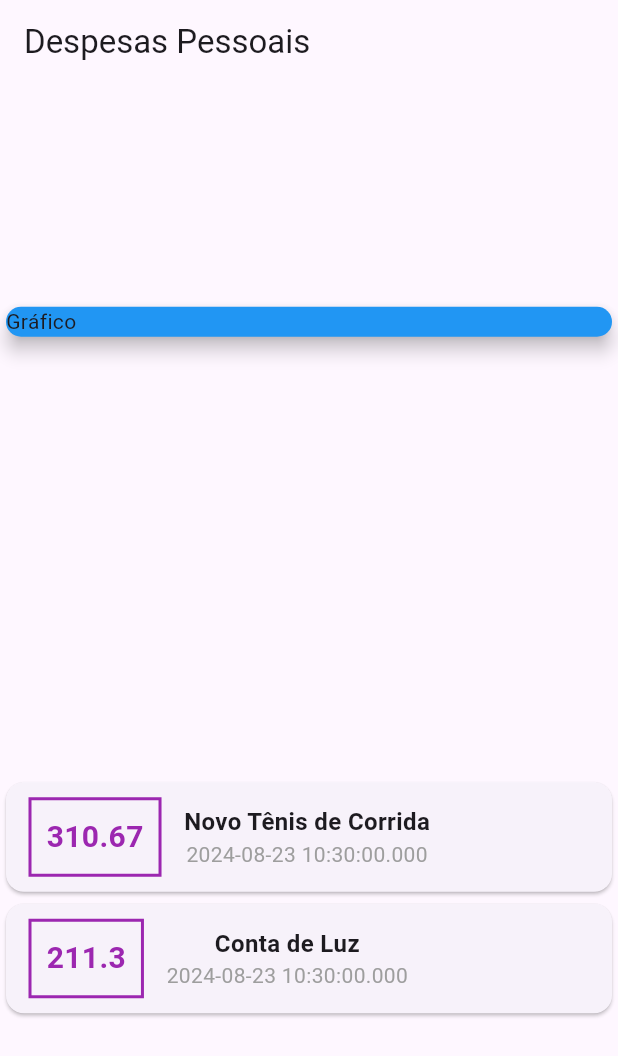
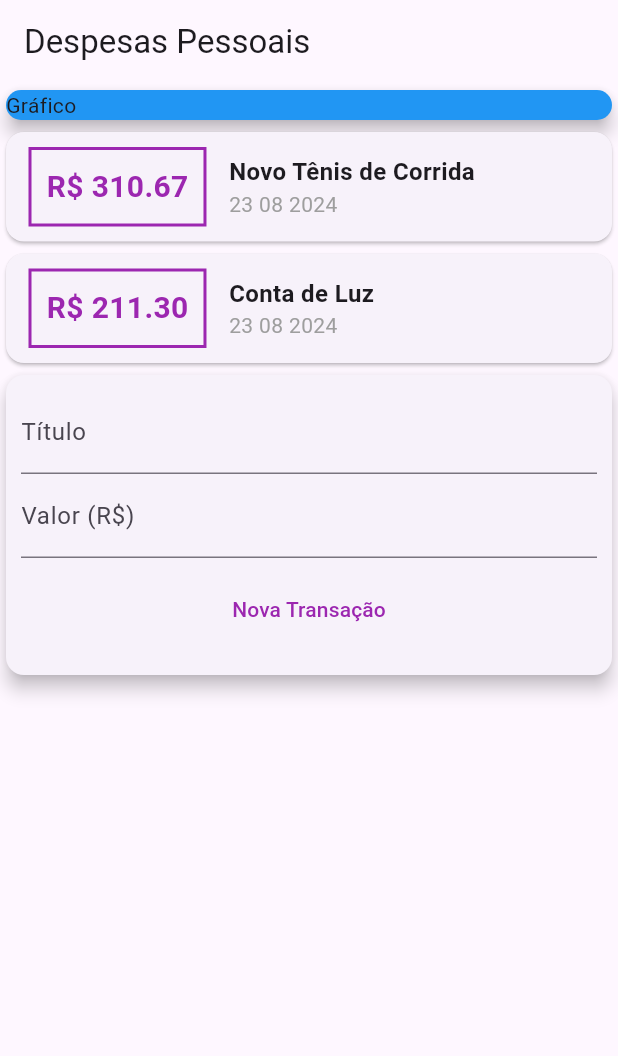
Before and after one commit to maxcielOliv/expenses_app, a Flutter app: the screen it shows after launch, on a phone screen of 412 x 824 dp. Shown: the top 1056 px of the screen. Run offline on Flutter 3.47's test engine with Material 3 defaults, Android fonts, the phone set to English and light mode, and no system bars.

Commit message:
new widgets

```diff
--- a/lib/main.dart
+++ b/lib/main.dart
@@ -1,5 +1,6 @@
 import 'package:despesas_app/models/transaction.dart';
 import 'package:flutter/material.dart';
+import 'package:intl/intl.dart';
 
 void main() {
   runApp(const ExpensesApp());
@@ -36,7 +37,6 @@ class MyHomePage extends StatelessWidget {
         title: const Text('Despesas Pessoais'),
       ),
       body: Column(
-          mainAxisAlignment: MainAxisAlignment.spaceAround,
         crossAxisAlignment: CrossAxisAlignment.stretch,
         children: [
           const SizedBox(
@@ -66,7 +66,7 @@ class MyHomePage extends StatelessWidget {
                           ),
                           padding: const EdgeInsets.all(10),
                           child: Text(
-                              tr.value.toString(),
+                            'R\$ ${tr.value.toStringAsFixed(2)}',
                             style: const TextStyle(
                                 fontWeight: FontWeight.bold,
                                 fontSize: 20,
@@ -74,7 +74,7 @@ class MyHomePage extends StatelessWidget {
                           ),
                         ),
                         Column(
-                            mainAxisAlignment: MainAxisAlignment.start,
+                          crossAxisAlignment: CrossAxisAlignment.start,
                           children: [
                             Text(
                               tr.title,
@@ -84,7 +84,7 @@ class MyHomePage extends StatelessWidget {
                               ),
                             ),
                             Text(
-                                tr.date.toString(),
+                              DateFormat('d MM y').format(tr.date),
                               style: const TextStyle(color: Colors.grey),
                             )
                           ],
@@ -95,8 +95,39 @@ class MyHomePage extends StatelessWidget {
                 },
               )
             ],
+          ),
+          Card(
+            elevation: 5,
+            child: Padding(
+              padding: const EdgeInsets.all(10),
+              child: Column(
+                children: [
+                  const TextField(
+                    decoration: InputDecoration(
+                      labelText: 'Título',
+                    ),
+                  ),
+                  const TextField(
+                    decoration: InputDecoration(
+                      labelText: 'Valor (R\$)',
+                    ),
+                  ),
+                  Padding(
+                    padding: const EdgeInsets.all(10),
+                    child: TextButton(
+                      onPressed: () {},
+                      child: const Text(
+                        'Nova Transação',
+                        style: TextStyle(color: Colors.purple),
+                      ),
+                    ),
                   )
                 ],
-        ));
+              ),
+            ),
+          )
+        ],
+      ),
+    );
   }
 }
--- a/pubspec.yaml
+++ b/pubspec.yaml
@@ -30,7 +30,7 @@ environment:
 dependencies:
   flutter:
     sdk: flutter
-
+  intl: ^0.19.0
 
   # The following adds the Cupertino Icons font to your application.
   # Use with the CupertinoIcons class for iOS style icons.
```
Also changed, not shown: pubspec.lock. Lines whose indentation alone changed are shown as unchanged.
